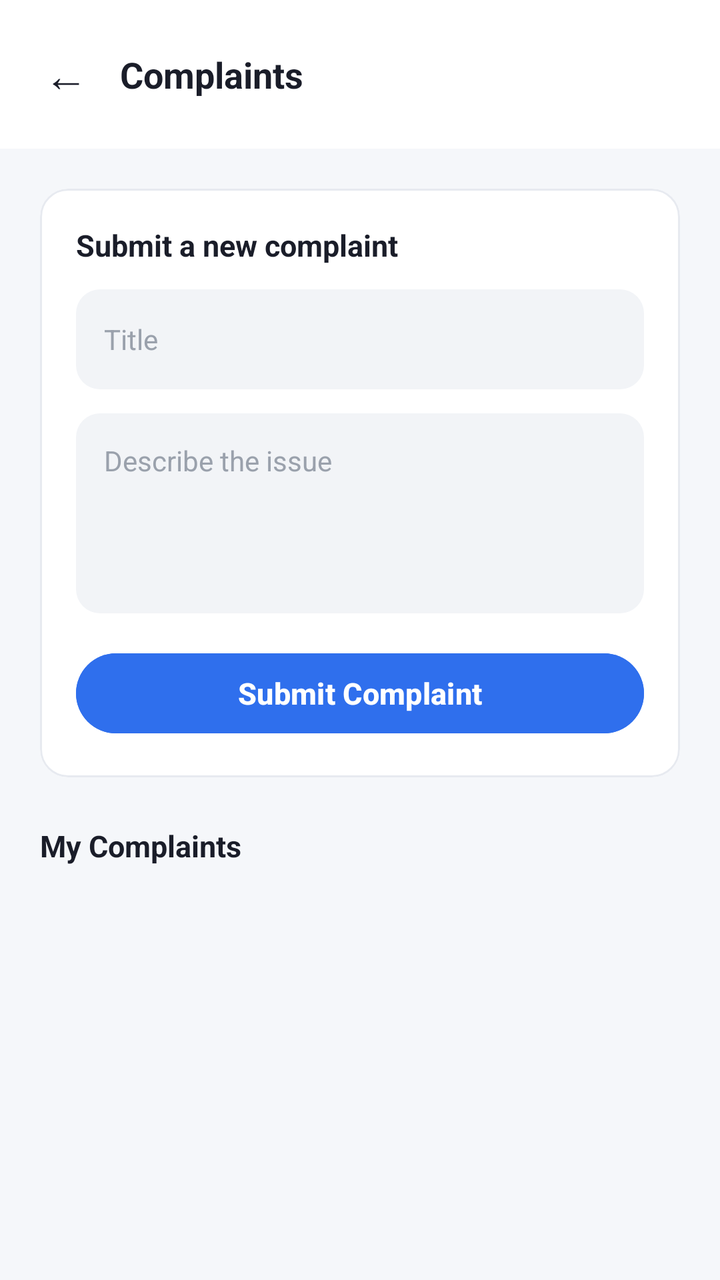
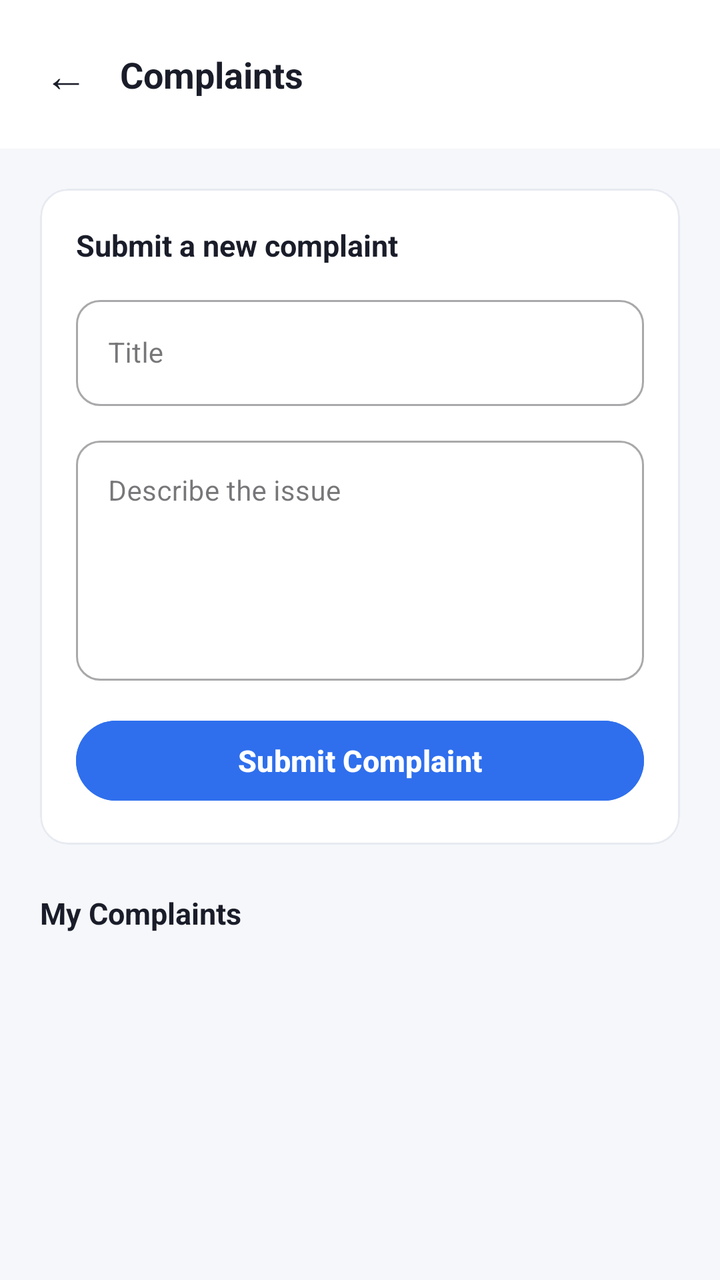

Before-and-after screenshots of an Android layout around one commit, followed by the original layout XML and the change that was made.
<!-- AndroidManifest.xml: application theme Theme.DIU_Transport -->
<!-- res/layout/activity_complaints.xml -->
<?xml version="1.0" encoding="utf-8"?>
<LinearLayout xmlns:android="http://schemas.android.com/apk/res/android"
    xmlns:app="http://schemas.android.com/apk/res-auto"
    android:layout_width="match_parent"
    android:layout_height="match_parent"
    android:background="@color/bg_screen"
    android:orientation="vertical">

    <LinearLayout
        android:layout_width="match_parent"
        android:layout_height="wrap_content"
        android:background="@color/white"
        android:gravity="center_vertical"
        android:orientation="horizontal"
        android:padding="16dp">

        <TextView
            android:id="@+id/btnBack"
            android:layout_width="wrap_content"
            android:layout_height="wrap_content"
            android:background="?attr/selectableItemBackgroundBorderless"
            android:padding="6dp"
            android:text="←"
            android:textColor="@color/text_primary"
            android:textSize="22sp" />

        <TextView
            android:layout_width="wrap_content"
            android:layout_height="wrap_content"
            android:layout_marginStart="10dp"
            android:text="Complaints"
            android:textColor="@color/text_primary"
            android:textSize="18sp"
            android:textStyle="bold" />
    </LinearLayout>

    <ScrollView
        android:layout_width="match_parent"
        android:layout_height="match_parent">

        <LinearLayout
            android:layout_width="match_parent"
            android:layout_height="wrap_content"
            android:orientation="vertical"
            android:padding="20dp">

            <com.google.android.material.card.MaterialCardView
                android:layout_width="match_parent"
                android:layout_height="wrap_content"
                android:layout_marginBottom="24dp"
                app:cardBackgroundColor="@color/bg_card"
                app:cardCornerRadius="14dp"
                app:cardElevation="0dp"
                app:strokeColor="@color/divider"
                app:strokeWidth="1dp">

                <LinearLayout
                    android:layout_width="match_parent"
                    android:layout_height="wrap_content"
                    android:orientation="vertical"
                    android:padding="18dp">

                    <TextView
                        android:layout_width="wrap_content"
                        android:layout_height="wrap_content"
                        android:layout_marginBottom="12dp"
                        android:text="Submit a new complaint"
                        android:textColor="@color/text_primary"
                        android:textSize="15sp"
                        android:textStyle="bold" />

                    <EditText
                        android:id="@+id/etTitle"
                        android:layout_width="match_parent"
                        android:layout_height="50dp"
                        android:layout_marginBottom="12dp"
                        android:background="@drawable/bg_field"
                        android:hint="Title"
                        android:paddingStart="14dp"
                        android:paddingEnd="14dp"
                        android:textColor="@color/text_primary"
                        android:textColorHint="@color/text_hint"
                        android:textSize="14sp" />

                    <EditText
                        android:id="@+id/etDescription"
                        android:layout_width="match_parent"
                        android:layout_height="100dp"
                        android:layout_marginBottom="16dp"
                        android:background="@drawable/bg_field"
                        android:gravity="top"
                        android:hint="Describe the issue"
                        android:inputType="textMultiLine"
                        android:padding="14dp"
                        android:textColor="@color/text_primary"
                        android:textColorHint="@color/text_hint"
                        android:textSize="14sp" />

                    <Button
                        android:id="@+id/btnSubmit"
                        android:layout_width="match_parent"
                        android:layout_height="48dp"
                        android:backgroundTint="@color/primary"
                        android:text="Submit Complaint"
                        android:textAllCaps="false"
                        android:textColor="@color/white"
                        android:textSize="15sp"
                        android:textStyle="bold" />
                </LinearLayout>
            </com.google.android.material.card.MaterialCardView>

            <TextView
                android:layout_width="wrap_content"
                android:layout_height="wrap_content"
                android:layout_marginBottom="12dp"
                android:text="My Complaints"
                android:textColor="@color/text_primary"
                android:textSize="15sp"
                android:textStyle="bold" />

            <TextView
                android:id="@+id/tvEmpty"
                android:layout_width="wrap_content"
                android:layout_height="wrap_content"
                android:layout_gravity="center_horizontal"
                android:layout_marginTop="12dp"
                android:text="You haven't submitted any complaints yet."
                android:textColor="@color/text_secondary"
                android:textSize="14sp"
                android:visibility="gone" />

            <androidx.recyclerview.widget.RecyclerView
                android:id="@+id/recyclerView"
                android:layout_width="match_parent"
                android:layout_height="wrap_content" />
        </LinearLayout>
    </ScrollView>
</LinearLayout>
<!-- resources referenced by this layout -->
<resources>
  <color name="bg_card">#FFFFFF</color>
  <color name="bg_screen">#F5F7FA</color>
  <color name="divider">#E7EAF0</color>
  <color name="primary">#2F6FED</color>
  <color name="text_hint">#9AA1AC</color>
  <color name="text_primary">#1A1D29</color>
  <color name="text_secondary">#6B7280</color>
  <color name="white">#FFFFFFFF</color>
  <!-- drawable bg_field (drawable) -->
  <?xml version="1.0" encoding="utf-8"?>
  <shape xmlns:android="http://schemas.android.com/apk/res/android">
      <solid android:color="@color/bg_field" />
      <corners android:radius="12dp" />
  </shape>
  <style name="Theme.DIU_Transport" parent="Base.Theme.DIU_Transport" />
  <color name="bg_field">#F2F4F7</color>
  <style name="Base.Theme.DIU_Transport" parent="Theme.Material3.Light.NoActionBar">
          <item name="colorPrimary">@color/primary</item>
          <item name="colorPrimaryDark">@color/primary_dark</item>
          <item name="colorOnPrimary">@color/text_on_primary</item>
          <item name="colorSecondary">@color/primary</item>
          <item name="colorOnSecondary">@color/text_on_primary</item>
          <item name="android:statusBarColor">@color/white</item>
          <item name="android:windowLightStatusBar">true</item>
          <item name="android:navigationBarColor">@color/white</item>
          <item name="android:windowBackground">@color/bg_screen</item>
          <item name="android:forceDarkAllowed" tools:targetApi="q">false</item>
      </style>
  <color name="primary_dark">#1E4FBE</color>
  <color name="text_on_primary">#FFFFFF</color>
</resources>

<!-- the commit's change to res/layout/activity_complaints.xml (unified diff, before → after) -->
@@ -6,6 +6,7 @@
     android:background="@color/bg_screen"
     android:orientation="vertical">
 
+    
     <LinearLayout
         android:layout_width="match_parent"
         android:layout_height="wrap_content"
@@ -36,14 +37,17 @@
 
     <ScrollView
         android:layout_width="match_parent"
-        android:layout_height="match_parent">
+        android:layout_height="match_parent"
+        android:fillViewport="true">
 
         <LinearLayout
             android:layout_width="match_parent"
             android:layout_height="wrap_content"
             android:orientation="vertical"
-            android:padding="20dp">
+            android:padding="20dp"
+            android:paddingBottom="300dp">
 
+            
             <com.google.android.material.card.MaterialCardView
                 android:layout_width="match_parent"
                 android:layout_height="wrap_content"
@@ -69,32 +73,48 @@
                         android:textSize="15sp"
                         android:textStyle="bold" />
 
-                    <EditText
-                        android:id="@+id/etTitle"
+                    
+                    <com.google.android.material.textfield.TextInputLayout
+                        style="@style/Widget.MaterialComponents.TextInputLayout.OutlinedBox"
                         android:layout_width="match_parent"
-                        android:layout_height="50dp"
+                        android:layout_height="wrap_content"
                         android:layout_marginBottom="12dp"
-                        android:background="@drawable/bg_field"
-                        android:hint="Title"
-                        android:paddingStart="14dp"
-                        android:paddingEnd="14dp"
-                        android:textColor="@color/text_primary"
-                        android:textColorHint="@color/text_hint"
-                        android:textSize="14sp" />
+                        app:boxCornerRadiusTopStart="12dp"
+                        app:boxCornerRadiusTopEnd="12dp"
+                        app:boxCornerRadiusBottomStart="12dp"
+                        app:boxCornerRadiusBottomEnd="12dp">
 
-                    <EditText
-                        android:id="@+id/etDescription"
+                        <com.google.android.material.textfield.TextInputEditText
+                            android:id="@+id/etTitle"
+                            android:layout_width="match_parent"
+                            android:layout_height="wrap_content"
+                            android:minHeight="50dp"
+                            android:hint="Title"
+                            android:textColor="@color/text_primary"
+                            android:textSize="14sp" />
+                    </com.google.android.material.textfield.TextInputLayout>
+
+                    
+                    <com.google.android.material.textfield.TextInputLayout
+                        style="@style/Widget.MaterialComponents.TextInputLayout.OutlinedBox"
                         android:layout_width="match_parent"
-                        android:layout_height="100dp"
+                        android:layout_height="wrap_content"
                         android:layout_marginBottom="16dp"
-                        android:background="@drawable/bg_field"
-                        android:gravity="top"
-                        android:hint="Describe the issue"
-                        android:inputType="textMultiLine"
-                        android:padding="14dp"
-                        android:textColor="@color/text_primary"
-                        android:textColorHint="@color/text_hint"
-                        android:textSize="14sp" />
+                        app:boxCornerRadiusTopStart="12dp"
+                        app:boxCornerRadiusTopEnd="12dp"
+                        app:boxCornerRadiusBottomStart="12dp"
+                        app:boxCornerRadiusBottomEnd="12dp">
+
+                        <com.google.android.material.textfield.TextInputEditText
+                            android:id="@+id/etDescription"
+                            android:layout_width="match_parent"
+                            android:layout_height="120dp"
+                            android:gravity="top"
+                            android:hint="Describe the issue"
+                            android:inputType="textMultiLine"
+                            android:textColor="@color/text_primary"
+                            android:textSize="14sp" />
+                    </com.google.android.material.textfield.TextInputLayout>
 
                     <Button
                         android:id="@+id/btnSubmit"
@@ -132,7 +152,8 @@
             <androidx.recyclerview.widget.RecyclerView
                 android:id="@+id/recyclerView"
                 android:layout_width="match_parent"
-                android:layout_height="wrap_content" />
+                android:layout_height="wrap_content"
+                android:nestedScrollingEnabled="false" />
         </LinearLayout>
     </ScrollView>
 </LinearLayout>
<!-- resource entries referenced after the edit -->
@@ -4,18 +4,10 @@
   <color name="bg_screen">#F5F7FA</color>
   <color name="divider">#E7EAF0</color>
   <color name="primary">#2F6FED</color>
-  <color name="text_hint">#9AA1AC</color>
   <color name="text_primary">#1A1D29</color>
   <color name="text_secondary">#6B7280</color>
   <color name="white">#FFFFFFFF</color>
-  <!-- drawable bg_field (drawable) -->
-  <?xml version="1.0" encoding="utf-8"?>
-  <shape xmlns:android="http://schemas.android.com/apk/res/android">
-      <solid android:color="@color/bg_field" />
-      <corners android:radius="12dp" />
-  </shape>
   <style name="Theme.DIU_Transport" parent="Base.Theme.DIU_Transport" />
-  <color name="bg_field">#F2F4F7</color>
   <style name="Base.Theme.DIU_Transport" parent="Theme.Material3.Light.NoActionBar">
           <item name="colorPrimary">@color/primary</item>
           <item name="colorPrimaryDark">@color/primary_dark</item>
